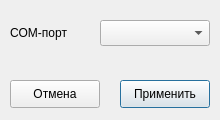
Before: the Qt Designer form CE35DConfig/CE35DConfig/portselect.ui in ifedotov1984/projects, drawn with Qt 5.
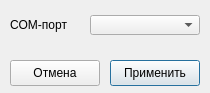
After: the same form once the commit is applied.

The edit to the form file:
```diff
--- a/CE35DConfig/CE35DConfig/portselect.ui
+++ b/CE35DConfig/CE35DConfig/portselect.ui
@@ -9,10 +9,22 @@
    <rect>
     <x>0</x>
     <y>0</y>
-    <width>220</width>
-    <height>120</height>
+    <width>210</width>
+    <height>93</height>
    </rect>
   </property>
+  <property name="minimumSize">
+   <size>
+    <width>210</width>
+    <height>93</height>
+   </size>
+  </property>
+  <property name="maximumSize">
+   <size>
+    <width>210</width>
+    <height>93</height>
+   </size>
+  </property>
   <property name="contextMenuPolicy">
    <enum>Qt::NoContextMenu</enum>
   </property>
@@ -29,15 +41,16 @@
    <property name="geometry">
     <rect>
      <x>10</x>
-     <y>20</y>
+     <y>15</y>
      <width>71</width>
-     <height>26</height>
+     <height>20</height>
     </rect>
    </property>
-   <property name="font">
-    <font>
-     <pointsize>9</pointsize>
-    </font>
+   <property name="sizePolicy">
+    <sizepolicy hsizetype="Fixed" vsizetype="Fixed">
+     <horstretch>0</horstretch>
+     <verstretch>0</verstretch>
+    </sizepolicy>
    </property>
    <property name="text">
     <string>COM-порт</string>
@@ -46,26 +59,33 @@
   <widget class="QComboBox" name="comboBox">
    <property name="geometry">
     <rect>
-     <x>100</x>
-     <y>20</y>
+     <x>90</x>
+     <y>15</y>
      <width>110</width>
-     <height>26</height>
+     <height>20</height>
     </rect>
    </property>
+   <property name="sizePolicy">
+    <sizepolicy hsizetype="Fixed" vsizetype="Fixed">
+     <horstretch>0</horstretch>
+     <verstretch>0</verstretch>
+    </sizepolicy>
+   </property>
   </widget>
   <widget class="QPushButton" name="Submit">
    <property name="geometry">
     <rect>
-     <x>120</x>
-     <y>80</y>
+     <x>110</x>
+     <y>60</y>
      <width>90</width>
-     <height>28</height>
+     <height>26</height>
     </rect>
    </property>
-   <property name="font">
-    <font>
-     <pointsize>9</pointsize>
-    </font>
+   <property name="sizePolicy">
+    <sizepolicy hsizetype="Fixed" vsizetype="Fixed">
+     <horstretch>0</horstretch>
+     <verstretch>0</verstretch>
+    </sizepolicy>
    </property>
    <property name="text">
     <string>Применить</string>
@@ -75,15 +95,16 @@
    <property name="geometry">
     <rect>
      <x>10</x>
-     <y>80</y>
+     <y>60</y>
      <width>90</width>
-     <height>28</height>
+     <height>26</height>
     </rect>
    </property>
-   <property name="font">
-    <font>
-     <pointsize>9</pointsize>
-    </font>
+   <property name="sizePolicy">
+    <sizepolicy hsizetype="Fixed" vsizetype="Fixed">
+     <horstretch>0</horstretch>
+     <verstretch>0</verstretch>
+    </sizepolicy>
    </property>
    <property name="text">
     <string>Отмена</string>
```
